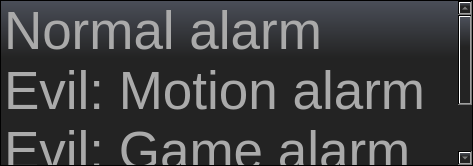
Qt form Wakedo/selectalarmtype.ui (cpulvermacher/EvilAlarm) before a commit.
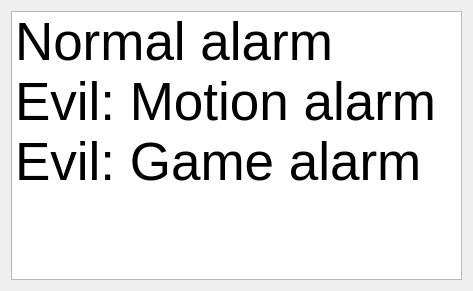
The same form after that commit.

Commit message: fixed alarm type selection dialog to look native in the N900

```diff
--- a/Wakedo/selectalarmtype.ui
+++ b/Wakedo/selectalarmtype.ui
@@ -7,7 +7,7 @@
     <x>0</x>
     <y>0</y>
     <width>473</width>
-    <height>166</height>
+    <height>291</height>
    </rect>
   </property>
   <property name="font">
@@ -19,16 +19,10 @@
    <string>Dialog</string>
   </property>
   <property name="styleSheet">
-   <string notr="true">background:qlineargradient(spread:pad, x1:1, y1:0, x2:1, y2:1, stop:0 #4b4f59, stop:0.35 #232323, stop:1 #232323);
-color:#aaa; font-size:40pt;</string>
+   <string notr="true">/*background:qlineargradient(spread:pad, x1:1, y1:0, x2:1, y2:1, stop:0 #4b4f59, stop:0.35 #232323, stop:1 #232323);
+color:#aaa; font-size:30pt;*/</string>
   </property>
-  <layout class="QVBoxLayout" name="verticalLayout">
-   <property name="spacing">
-    <number>0</number>
-   </property>
-   <property name="margin">
-    <number>0</number>
-   </property>
+  <layout class="QHBoxLayout" name="horizontalLayout">
    <item>
     <widget class="QListWidget" name="listWidget">
      <property name="styleSheet">
```
Left out of the diff: 16 changed lines with no effect on the pictures.
